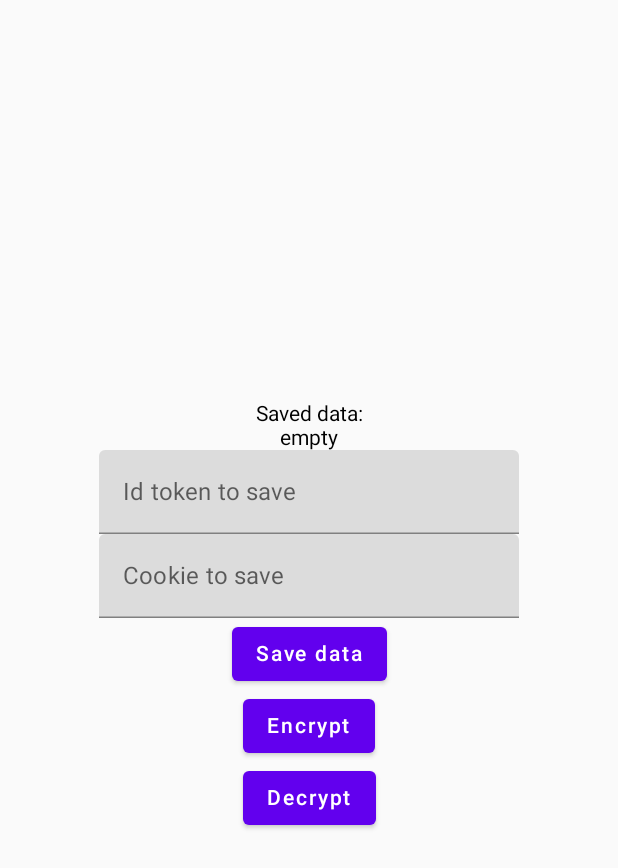
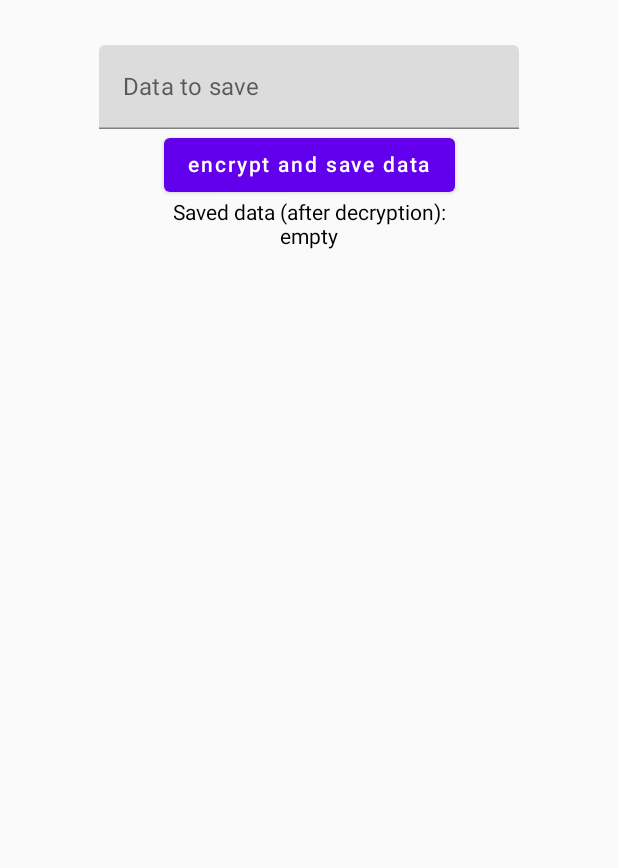
Before and after one commit to kaminski-karol/CryptoExample, an Android app built with Jetpack Compose: the screen it shows after launch (MainActivity), on a phone screen of 412 x 824 dp. Shown: the top 868 px of the screen. Run offline under Robolectric (Android 15) with nearby library versions, the phone set to English and light mode, and no system bars; 1 statement that could not run was skipped.

Commit message:
saving encrypted

```diff
--- a/app/src/main/java/com/example/cryptobiometricsexample/MainActivity.kt
+++ b/app/src/main/java/com/example/cryptobiometricsexample/MainActivity.kt
@@ -7,6 +7,9 @@ import androidx.activity.compose.setContent
 import androidx.compose.foundation.layout.Arrangement
 import androidx.compose.foundation.layout.Column
 import androidx.compose.foundation.layout.fillMaxSize
+import androidx.compose.foundation.layout.padding
+import androidx.compose.foundation.rememberScrollState
+import androidx.compose.foundation.verticalScroll
 import androidx.compose.material.Button
 import androidx.compose.material.Text
 import androidx.compose.material.TextField
@@ -16,6 +19,7 @@ import androidx.compose.runtime.remember
 import androidx.compose.ui.Alignment
 import androidx.compose.ui.Modifier
 import androidx.compose.ui.platform.LocalContext
+import androidx.compose.ui.unit.dp
 import androidx.lifecycle.lifecycleScope
 import com.example.cryptobiometricsexample.datastore.userDetailsDataStore
 import kotlinx.coroutines.Dispatchers
@@ -32,9 +36,11 @@ class MainActivity : ComponentActivity() {
         setContent {
             val context = LocalContext.current
             Column(
-                modifier = Modifier.fillMaxSize(),
+                modifier = Modifier
+                    .padding(30.dp)
+                    .fillMaxSize()
+                    .verticalScroll(rememberScrollState()),
                 horizontalAlignment = Alignment.CenterHorizontally,
-                verticalArrangement = Arrangement.Center
             ) {
                 val savedText = remember {
                     mutableStateOf("empty")
@@ -49,44 +55,25 @@ class MainActivity : ComponentActivity() {
                     }
                 }
 
-                Text("Saved data:")
-                Text(text = savedText.value)
-
                 val dataToSave1 = remember { mutableStateOf("") }
                 TextField(
                     value = dataToSave1.value,
-                    onValueChange = { dataToSave1.value = it},
-                    label = { Text(text = "Id token to save")}
-                )
-                val dataToSave2 = remember { mutableStateOf("") }
-                TextField(
-                    value = dataToSave2.value,
-                    onValueChange = { dataToSave2.value = it},
-                    label = { Text(text = "Cookie to save")}
+                    onValueChange = { dataToSave1.value = it },
+                    label = { Text(text = "Data to save") }
                 )
 
                 Button(onClick = {
                     GlobalScope.launch(Dispatchers.IO) {
                         context.userDetailsDataStore.updateData {
-                            Log.i("karkaminski", "setIdToken: ${dataToSave1.value}")
                             it.toBuilder().setIdToken(dataToSave1.value).build()
-                        }
-                        context.userDetailsDataStore.updateData {
-                            Log.i("karkaminski", "setCookie: ${dataToSave2.value}")
-                            it.toBuilder().setCookie(dataToSave2.value).build()
                         }
                     }
                 }) {
-                    Text(text = "Save data")
+                    Text(text = "encrypt and save data")
                 }
 
-                Button(onClick = {}) {
-                    Text(text = "Encrypt")
-                }
-
-                Button(onClick = {}) {
-                    Text(text = "Decrypt")
-                }
+                Text("Saved data (after decryption):")
+                Text(text = savedText.value)
 
             }
         }
```
Also changed, not shown: app/src/main/java/com/example/cryptobiometricsexample/crypto/CryptoManager.kt (+10 -2 lines).
